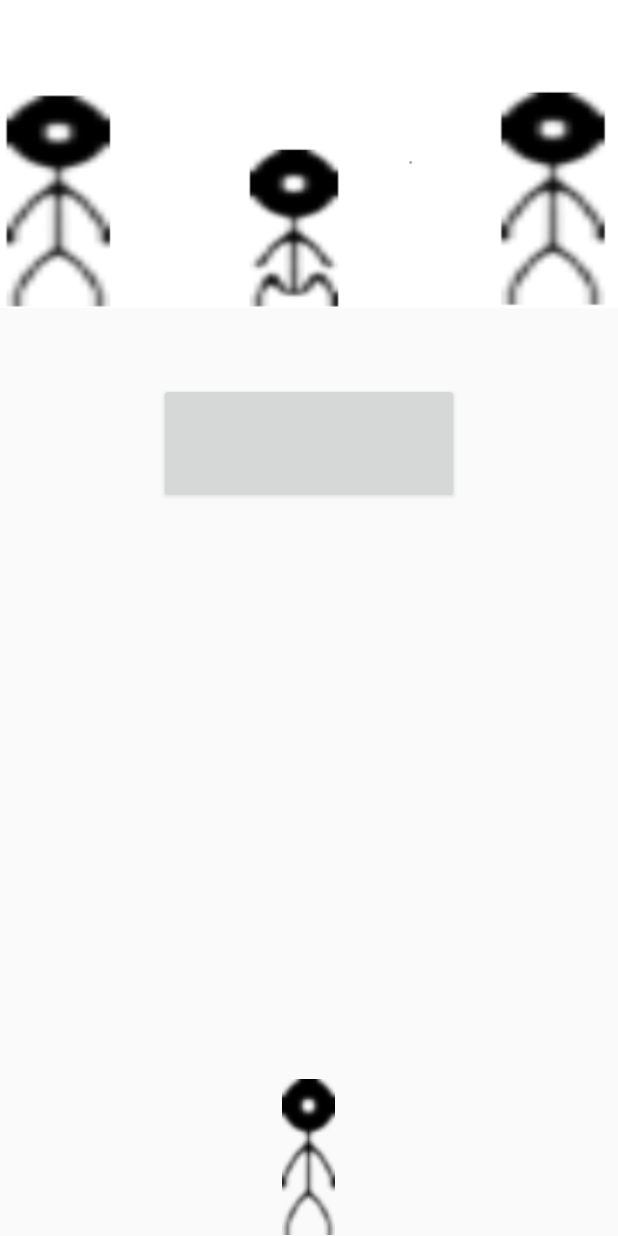
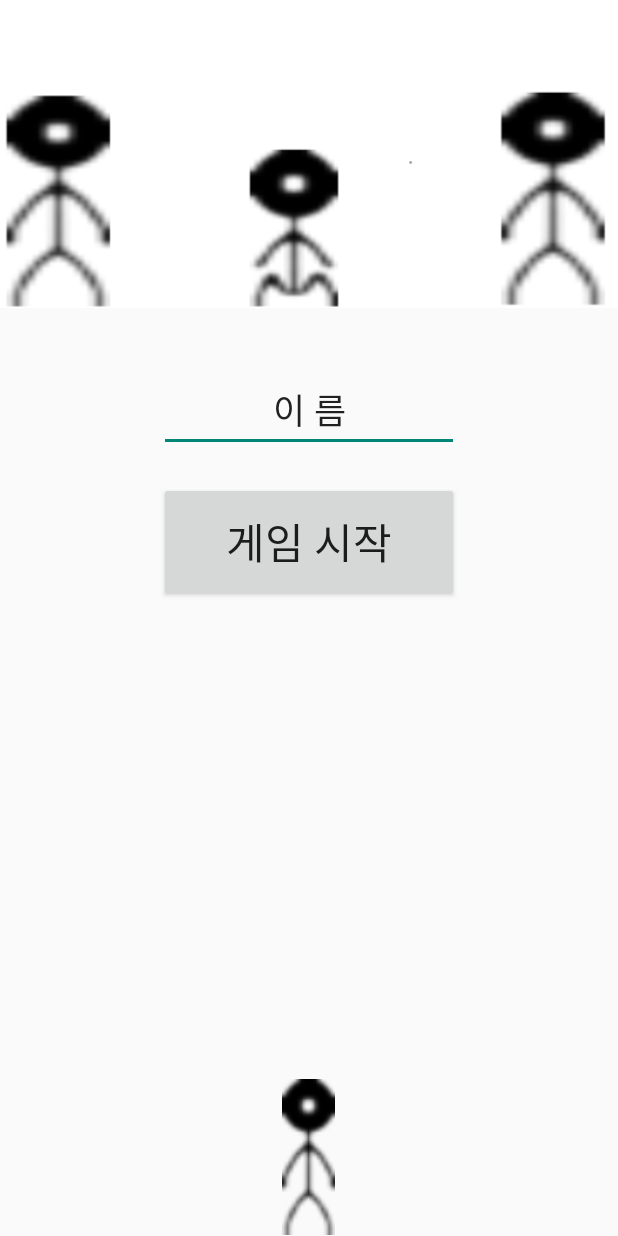
Before and after one commit to jyh4779/jumper, an Android app: the screen it shows after launch (MainActivity), on a phone screen of 412 x 824 dp. Run offline under Robolectric (Android 15) with nearby library versions, the phone set to English and light mode, and no system bars; our stand-ins replace Room's generated code, data binding; 1 statement that could not run was skipped.

Commit message:
[doing]
[done]
1. save score process
2. get name & set name

[tobe]
1. add score board

```diff
--- a/app/src/main/java/kr/jyh/jumper/Data.kt
+++ b/app/src/main/java/kr/jyh/jumper/Data.kt
@@ -22,6 +22,7 @@ const val LIFECYCLE_FIRST:Int = 2
 var LIFECYCLE:Int = LIFECYCLE_FIRST
 
 var score:Int = 0
+var playerName:String? = null
 
 var dZolaState:Int = -1
 var fClickPower:Float = 0F
--- a/app/src/main/java/kr/jyh/jumper/FragmentData.kt
+++ b/app/src/main/java/kr/jyh/jumper/FragmentData.kt
@@ -2,6 +2,6 @@ package kr.jyh.jumper
 
 data class FragmentData(
     var fragmentText: String,
-    var scoreName: String,
+    //var scoreName: String,
     var score:String
 )
--- a/app/src/main/java/kr/jyh/jumper/MainActivity.kt
+++ b/app/src/main/java/kr/jyh/jumper/MainActivity.kt
@@ -5,10 +5,18 @@ import android.os.Bundle
 import android.util.Log
 import androidx.activity.ComponentActivity
 import androidx.databinding.DataBindingUtil
+import kotlinx.coroutines.CoroutineScope
+import kotlinx.coroutines.Dispatchers
+import kotlinx.coroutines.GlobalScope
+import kotlinx.coroutines.async
+import kotlinx.coroutines.launch
+import kr.jyh.jumper.Room.JumpRoomDatabase
 import kr.jyh.jumper.databinding.ActivityMainBinding
 
 class MainActivity : ComponentActivity() {
     private lateinit var mainBinding: ActivityMainBinding
+
+    private var db: JumpRoomDatabase? = null
 
     override fun onCreate(savedInstanceState: Bundle?) {
         super.onCreate(savedInstanceState)
@@ -17,12 +25,28 @@ class MainActivity : ComponentActivity() {
 
         mainBinding = DataBindingUtil.setContentView(this, R.layout.activity_main)
 
-        val mainData = MainData("Start", 50)
+        db = JumpRoomDatabase.getInstance(this)
 
-        mainBinding.mainData = mainData
+        getLastPlayerName()
 
         mainBinding.startBtn.setOnClickListener {
+            playerName = mainBinding.scoreET.text.toString()
             startActivity(Intent(this,PlayActivity::class.java))
         }
     }
+
+    fun getLastPlayerName() {
+        CoroutineScope(Dispatchers.IO).launch {
+            val name = async { selectData() }
+            mainBinding.scoreET.setText(name.await())
+        }
+    }
+    fun selectData():String? {
+        var name:String? = null
+
+        name = db!!.JumpRoomDao().getName()
+        Log.d("MainActivity","[selectData] insert DB Data name[$name]" )
+
+        return name?:"이 름"
+    }
 }
--- a/app/src/main/java/kr/jyh/jumper/MainData.kt
+++ /dev/null
@@ -1,6 +0,0 @@
-package kr.jyh.jumper
-
-data class MainData(
-    var mainText: String,
-    var mainTextSize: Int
-)
--- a/app/src/main/java/kr/jyh/jumper/PlayActivity.kt
+++ b/app/src/main/java/kr/jyh/jumper/PlayActivity.kt
@@ -151,10 +151,12 @@ class PlayActivity: AppCompatActivity(), View.OnTouchListener {
     fun callStopFragment(){
         if(dZolaState == ZOLADEATH) {
             fragmentData = "게임 종료"
+            fragmentBinding.fragmentData = FragmentData(fragmentData, score.toString())
             //fragmentBinding.cancelBtn.setVisibility(View.GONE)
         }
         else {
             fragmentData = "일시 정지"
+            fragmentBinding.fragmentData = FragmentData(fragmentData, score.toString())
         }
         playBinding.frameLayout.setVisibility(View.VISIBLE)
         playBinding.frameLayout.bringToFront()
--- a/app/src/main/java/kr/jyh/jumper/Room/JumpRoomEntity.kt
+++ b/app/src/main/java/kr/jyh/jumper/Room/JumpRoomEntity.kt
@@ -7,6 +7,6 @@ import androidx.room.PrimaryKey
 data class JumpRoomEntity(
     @PrimaryKey
     val playDate: String,
-    val sPlayerName: String = "name",
+    val sPlayerName: String,
     val score: Int
 )
--- a/app/src/main/res/layout/activity_main.xml
+++ b/app/src/main/res/layout/activity_main.xml
@@ -5,10 +5,6 @@
     xmlns:tools="http://schemas.android.com/tools">
 
     <data>
-        <import type="android.view.View"/>
-        <variable
-            name="MainData"
-            type="kr.jyh.jumper.MainData" />
     </data>
 
     <LinearLayout
@@ -31,13 +27,24 @@
             android:orientation="vertical"
             android:gravity="center|top">
 
+            <EditText
+                android:id="@+id/scoreET"
+                android:layout_width="200dp"
+                android:layout_height="wrap_content"
+                android:gravity="center"
+                android:paddingTop="50dp"
+                android:inputType="text"
+                android:textSize="23sp"
+                android:hint="이 름"/>
+
             <Button
                 android:id="@+id/startBtn"
                 android:layout_width="200dp"
                 android:layout_height="80dp"
-                android:layout_marginTop="50dp"
-                android:text="@{MainData.mainText}"
-                android:textSize="@{MainData.mainTextSize}" />
+                android:layout_marginTop="20dp"
+                android:text="게임 시작"
+                android:textSize="28sp" />
+
 
         </LinearLayout>
 
--- a/app/src/main/res/layout/activity_play.xml
+++ b/app/src/main/res/layout/activity_play.xml
@@ -56,7 +56,7 @@
             app:layout_constraintRight_toRightOf="parent"
             app:layout_constraintBottom_toBottomOf="parent"/>
 
-        <TextView
+        <EditText
             android:layout_width="wrap_content"
             android:layout_height="wrap_content"
             android:textSize="28sp"
```
Also changed, not shown: app/src/main/java/kr/jyh/jumper/StopFragment.kt (+15 -6 lines), app/src/main/res/layout/fragment_stop.xml (+0 -7 lines).
